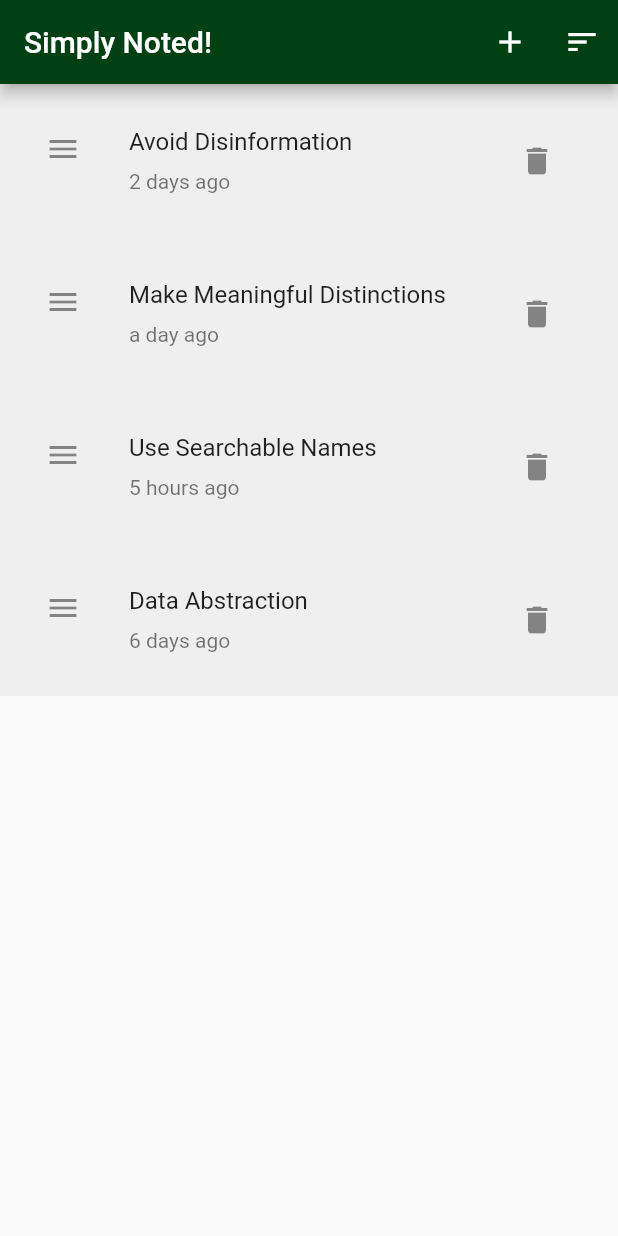
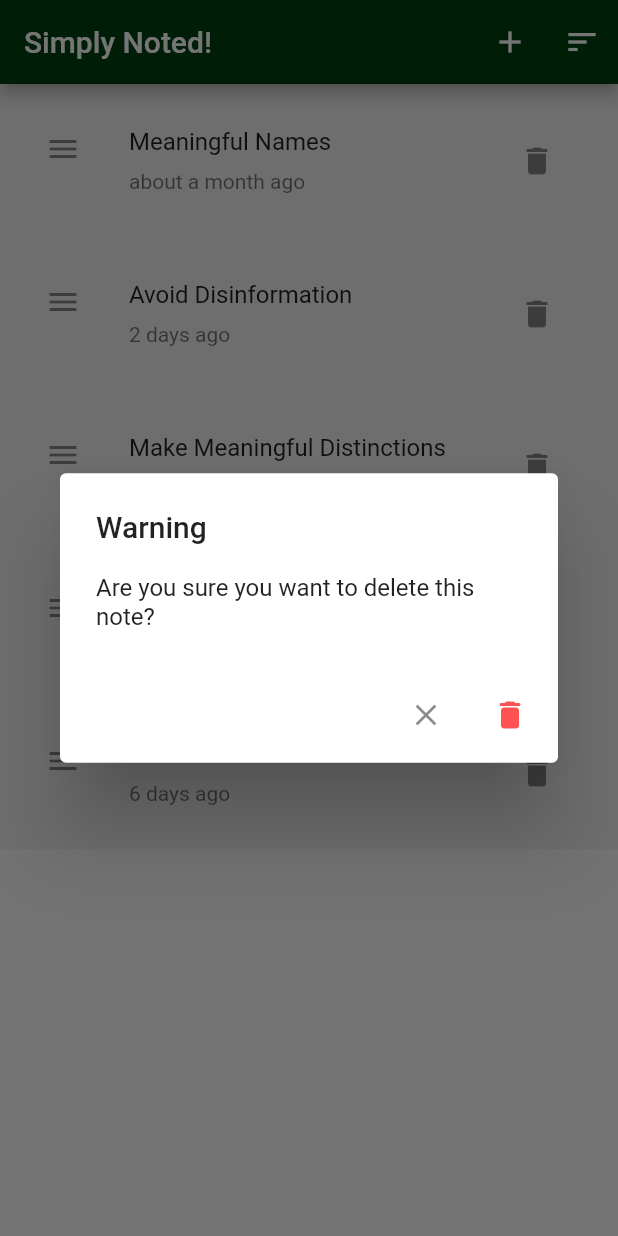
Before and after one commit to justkingsley/flutter-overlays, a Flutter app: the screen it shows after launch, after a tap on the "delete" icon, on a phone screen of 412 x 824 dp. Run offline on Flutter 3.47's test engine with Material 2 defaults, Android fonts, the light colour scheme and no system bars; our stand-ins replace shared_preferences, timeago.

Commit message:
Delete warning dialog complete

```diff
--- a/lib/ui/notes/widgets/delete_note_icon_widget.dart
+++ b/lib/ui/notes/widgets/delete_note_icon_widget.dart
@@ -46,8 +46,31 @@
   Widget build(BuildContext context) {
     ///TODO 2: Use [showDialog] to show a delete confirmation dialog
     return IconButton(
-      onPressed: onDelete,
+      onPressed: () => showDialog(
+          context: context,
+          builder: buildConfirmationDialog),
       icon: const Icon(Icons.delete),
     );
   }
+
+  Widget buildConfirmationDialog(BuildContext context){
+    final cancelIcon = IconButton(
+        onPressed: () => Navigator.pop(context),
+        icon: const Icon(Icons.close_sharp,)
+    );
+
+    final confirmIcon = IconButton(
+        onPressed: () {
+          onDelete();
+          Navigator.pop(context);
+        },
+        icon: const Icon(Icons.delete_rounded, color: Colors.redAccent,)
+    );
+
+    return AlertDialog(
+      title: const Text('Warning'),
+      content: const Text('Are you sure you want to delete this note?'),
+      actions: [cancelIcon, confirmIcon],
+    );
+  }
 }
```
Also changed, not shown: lib/service/router_service/router_service.dart (+31 -0 lines).
